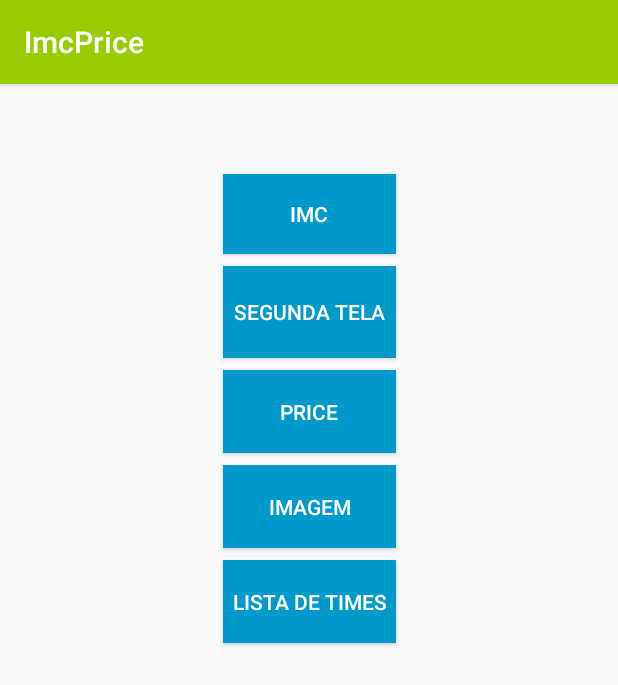
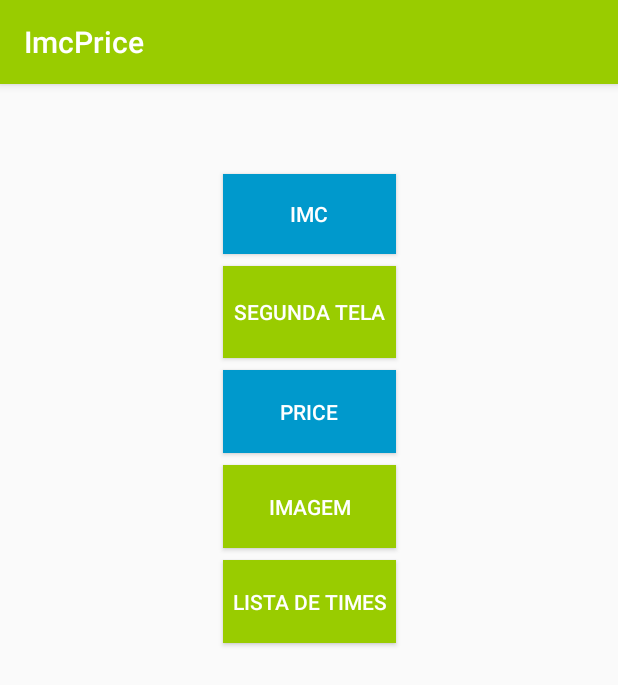
Before and after one commit to heriksonsouza/Logic, an Android app: the screen it shows after launch (MainActivity), on a phone screen of 412 x 824 dp. Shown: the top 685 px of the screen. Run offline under Robolectric (Android 15) with nearby library versions, the phone set to English and light mode, and no system bars.

Commit message:
FINALIZAÇÃO DO PROJETO

```diff
--- a/app/src/main/res/layout/activity_main.xml
+++ b/app/src/main/res/layout/activity_main.xml
@@ -44,7 +44,7 @@
         android:layout_marginEnd="8dp"
         android:layout_marginStart="8dp"
         android:layout_marginTop="8dp"
-        android:background="@android:color/holo_blue_dark"
+        android:background="@android:color/holo_green_light"
         android:onClick="chamarSegundaTela"
         android:text="SEGUNDA TELA"
         android:textColor="#ffffff"
@@ -57,7 +57,7 @@
         android:layout_width="115dp"
         android:layout_height="55dp"
         android:layout_marginTop="8dp"
-        android:background="@android:color/holo_blue_dark"
+        android:background="@android:color/holo_green_light"
         android:onClick="chamarApresentarImagem"
         android:text="IMAGEM"
         android:textColor="#ffffff"
@@ -71,7 +71,7 @@
         android:layout_width="115dp"
         android:layout_height="55dp"
         android:layout_marginTop="8dp"
-        android:background="@android:color/holo_blue_dark"
+        android:background="@android:color/holo_green_light"
         android:onClick="chamarMostrarTimesWS"
         android:text="LISTA DE TIMES"
         android:textColor="#ffffff"
```
Also changed, not shown: app/src/main/java/com/price/imc/herikson/imcprice/BuscarTimesWS.java (+12 -0 lines).
